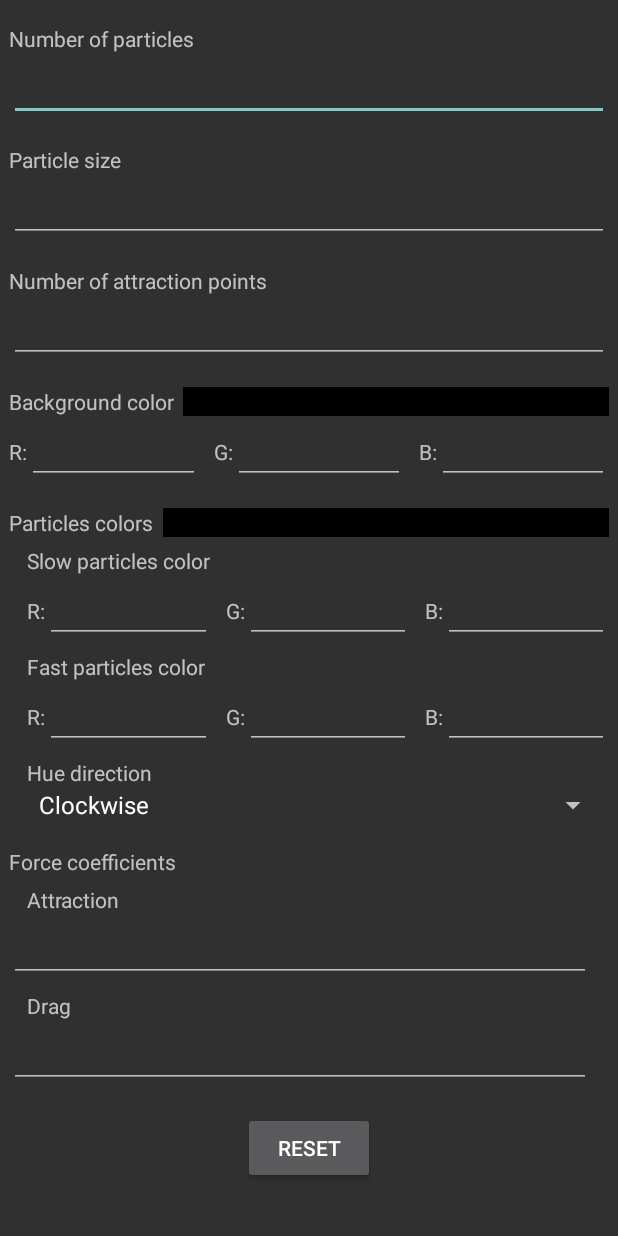
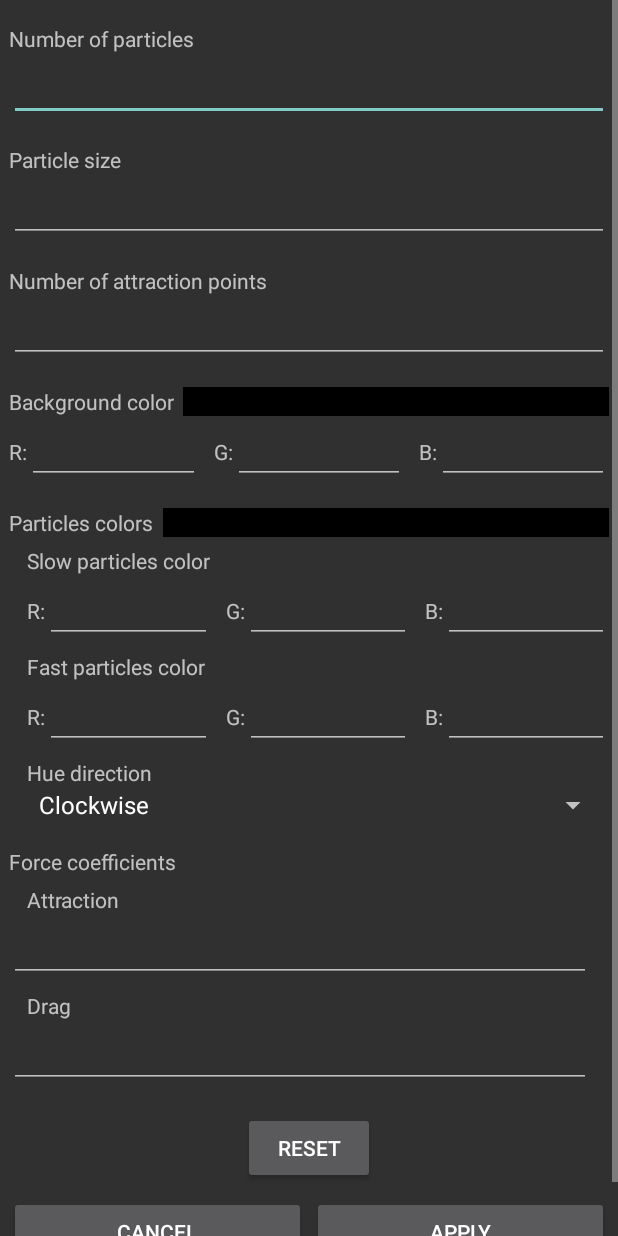
Before and after one commit to 1darkcanyon/particleflow, an Android app: the layout settings.xml on its own in the app's theme, with its tools: preview values and no code run, on a phone screen of 412 x 824 dp. Run offline under Robolectric (Android 15) with nearby library versions, the phone set to English and light mode, and no system bars.

Commit message:
Fix settings button crash and gear transparency behavior
SettingsView: remove broken addApplyCancelRow() view-tree traversal;
add Cancel/Apply buttons directly to settings.xml and wire by ID.

GearView: fully transparent (alpha=0) by default. show() sets alpha
to 0.75 and posts a 3-second auto-hide. isVisible() guards the click
so tapping the invisible corner area doesn't accidentally open settings.

MainActivity: override dispatchTouchEvent to detect touches in the
top-right 80dp corner region and call gearView.show(), without
blocking the touch from reaching the particle SurfaceView.

https://claude.ai/code/session_01QS1R1ooptdsMEGRogQYTfU

```diff
--- a/app/src/main/res/layout/settings.xml
+++ b/app/src/main/res/layout/settings.xml
@@ -179,8 +179,29 @@
                 android:layout_height="wrap_content"
                 android:text="@string/reset"
                 android:layout_gravity="center_horizontal"
-                android:layout_marginTop="16dp"
-                android:layout_marginBottom="16dp" />
+                android:layout_marginTop="16dp" />
+            <LinearLayout
+                android:orientation="horizontal"
+                android:layout_width="match_parent"
+                android:layout_height="wrap_content"
+                android:layout_marginLeft="6dp"
+                android:layout_marginRight="6dp"
+                android:layout_marginTop="8dp"
+                android:layout_marginBottom="16dp">
+                <Button
+                    android:id="@+id/cancelButton"
+                    android:layout_width="0dp"
+                    android:layout_height="wrap_content"
+                    android:layout_weight="1"
+                    android:layout_marginRight="4dp"
+                    android:text="@string/cancel" />
+                <Button
+                    android:id="@+id/applyButton"
+                    android:layout_width="0dp"
+                    android:layout_height="wrap_content"
+                    android:layout_weight="1"
+                    android:text="@string/apply" />
+            </LinearLayout>
         </LinearLayout>
     </ScrollView>
 </LinearLayout>
```
Also changed, not shown: app/src/main/java/com/nfaralli/particleflow/GearView.java (+40 -27 lines), app/src/main/java/com/nfaralli/particleflow/MainActivity.java (+29 -4 lines), app/src/main/java/com/nfaralli/particleflow/SettingsView.java (+3 -36 lines).
